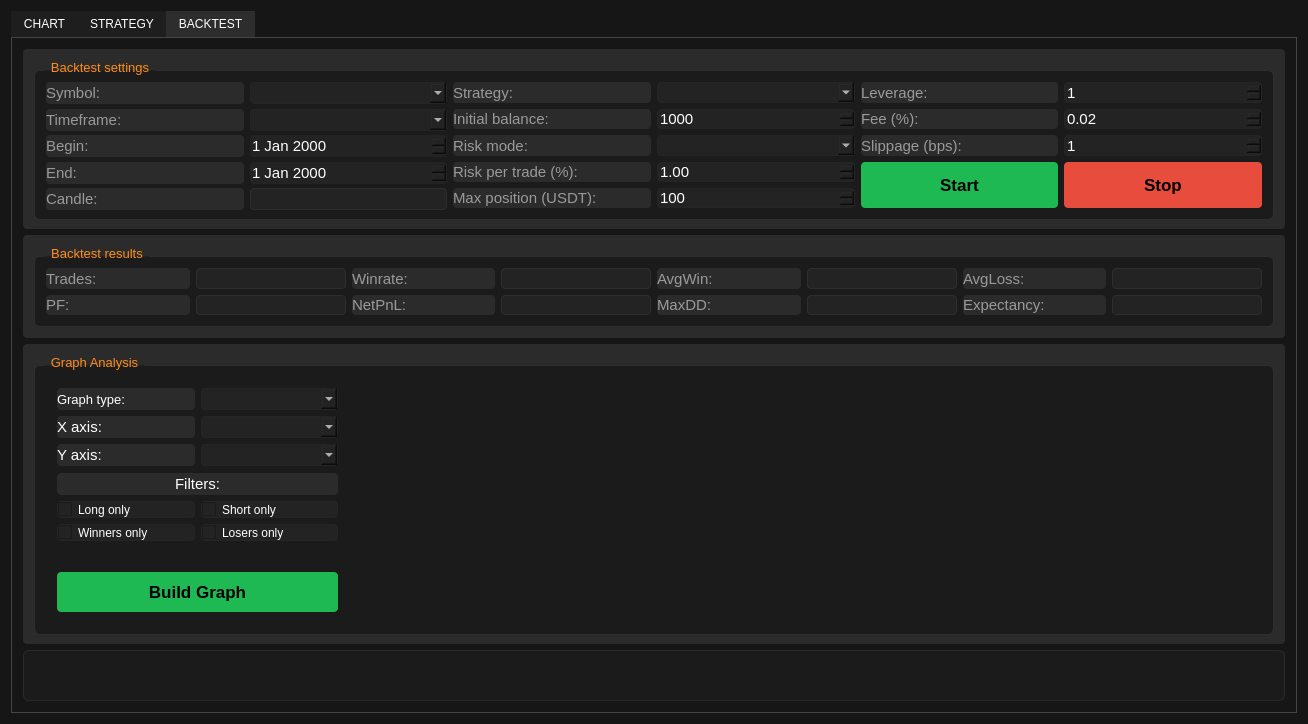
Old version of the form src/ui/mainwindow.ui in the repository BortonGo/TradeSoft.
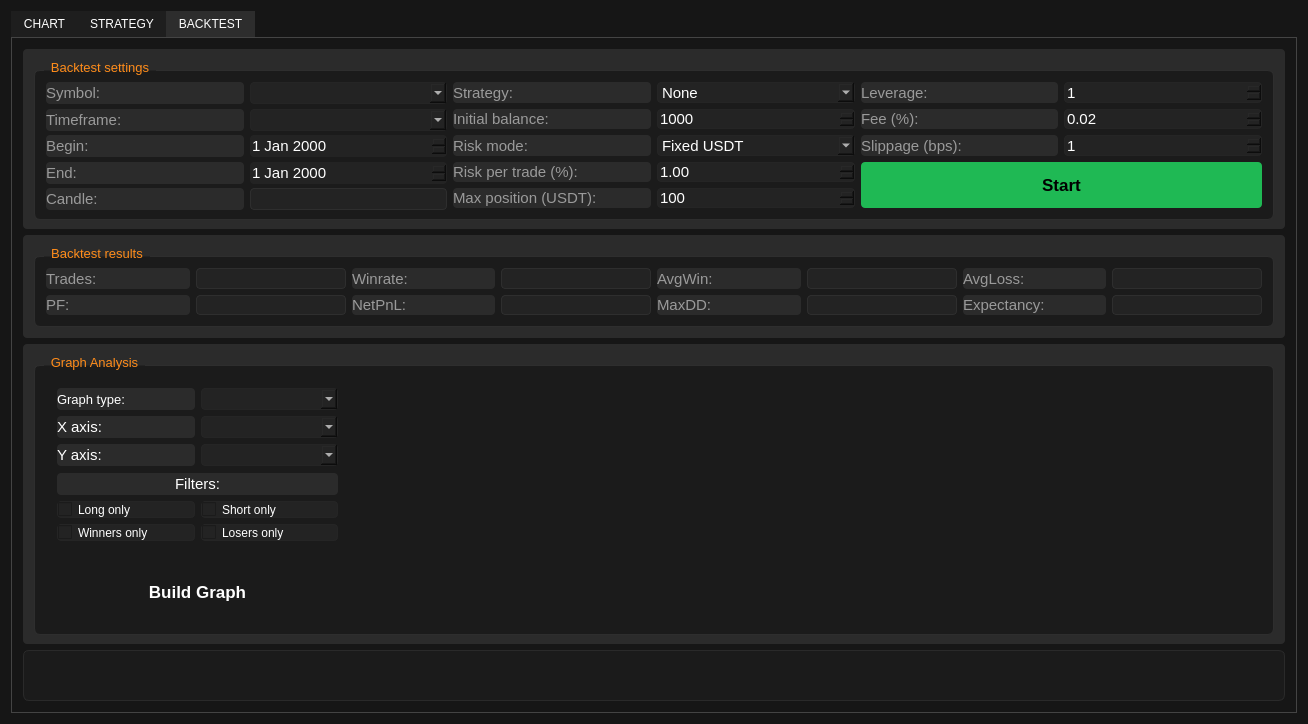
New version of the form. Custom widgets are drawn as their Qt base class.

```diff
--- a/src/ui/mainwindow.ui
+++ b/src/ui/mainwindow.ui
@@ -1540,6 +1540,16 @@
                    <string notr="true">background-color: rgb(35, 35, 35);
 color: white;                /* цвет текста */</string>
                   </property>
+                  <item>
+                   <property name="text">
+                    <string>Fixed USDT</string>
+                   </property>
+                  </item>
+                  <item>
+                   <property name="text">
+                    <string>Percent of equity</string>
+                   </property>
+                  </item>
                  </widget>
                 </item>
                 <item row="2" column="2">
@@ -1629,6 +1639,36 @@
                    <string notr="true">background-color: rgb(35, 35, 35);
 color: white;                /* цвет текста */</string>
                   </property>
+                  <item>
+                   <property name="text">
+                    <string>None</string>
+                   </property>
+                  </item>
+                  <item>
+                   <property name="text">
+                    <string>EMA Pullback</string>
+                   </property>
+                  </item>
+                  <item>
+                   <property name="text">
+                    <string>EMA Scalp</string>
+                   </property>
+                  </item>
+                  <item>
+                   <property name="text">
+                    <string>EMA Cross</string>
+                   </property>
+                  </item>
+                  <item>
+                   <property name="text">
+                    <string>Donchian Breakout</string>
+                   </property>
+                  </item>
+                  <item>
+                   <property name="text">
+                    <string>RSI Reversal</string>
+                   </property>
+                  </item>
                  </widget>
                 </item>
                 <item row="0" column="4">
@@ -2098,42 +2138,7 @@
                   </property>
                  </widget>
                 </item>
-                <item row="3" column="5" rowspan="2">
-                 <widget class="QPushButton" name="btBtnStop">
-                  <property name="sizePolicy">
-                   <sizepolicy hsizetype="Expanding" vsizetype="Expanding">
-                    <horstretch>0</horstretch>
-                    <verstretch>0</verstretch>
-                   </sizepolicy>
-                  </property>
-                  <property name="font">
-                   <font>
-                    <pointsize>13</pointsize>
-                    <weight>75</weight>
-                    <bold>true</bold>
-                   </font>
-                  </property>
-                  <property name="styleSheet">
-                   <string notr="true">/* ===== STOP BUTTON ===== */
-QPushButton#btBtnStop {
-    background-color: #e74c3c;
-    color: black;
-    font-weight: bold;
-    padding: 4px 12px;
-    border-radius: 4px;
-}
-
-QPushButton#btBtnStop:disabled {
-    background-color: #4a1e1a;
-    color: #777;
-}</string>
-                  </property>
-                  <property name="text">
-                   <string>Stop</string>
-                  </property>
-                 </widget>
-                </item>
-                <item row="3" column="4" rowspan="2">
+                <item row="3" column="4" rowspan="2" colspan="2">
                  <widget class="QPushButton" name="btBtnStart">
                   <property name="sizePolicy">
                    <sizepolicy hsizetype="Expanding" vsizetype="Expanding">
@@ -3046,7 +3051,7 @@
                       </spacer>
                      </item>
                      <item row="8" column="0" colspan="2">
-                      <widget class="QPushButton" name="btStartBacktest">
+                      <widget class="QPushButton" name="btBtnBuildGraph">
                        <property name="sizePolicy">
                         <sizepolicy hsizetype="Expanding" vsizetype="Expanding">
                          <horstretch>0</horstretch>
```
